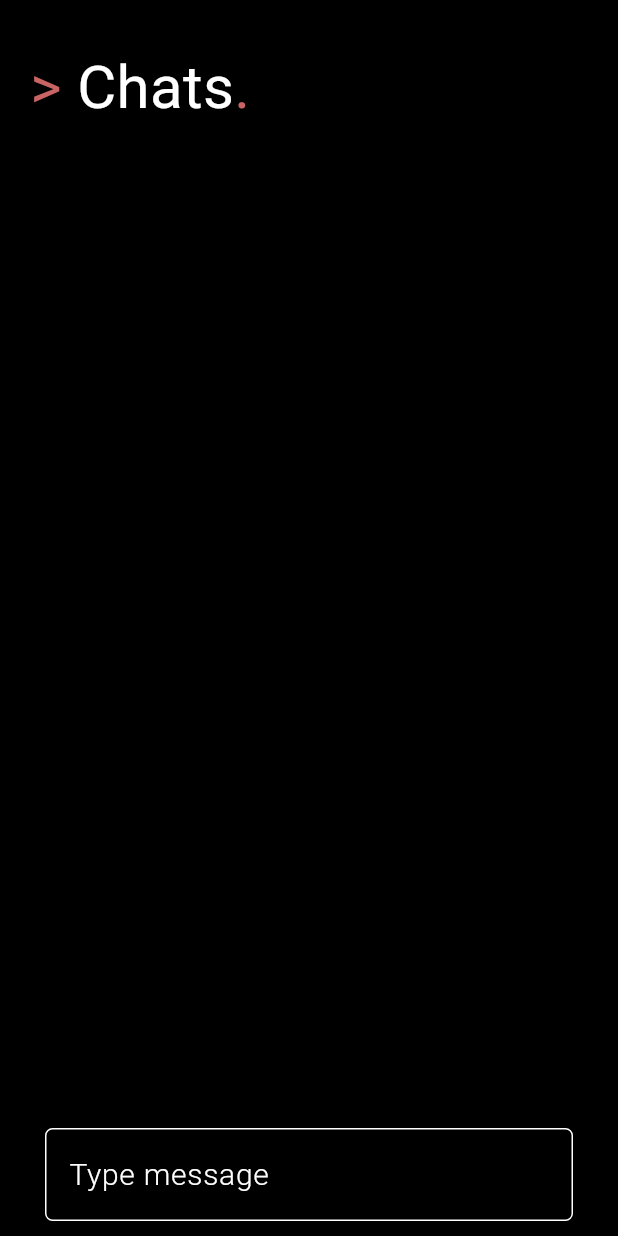
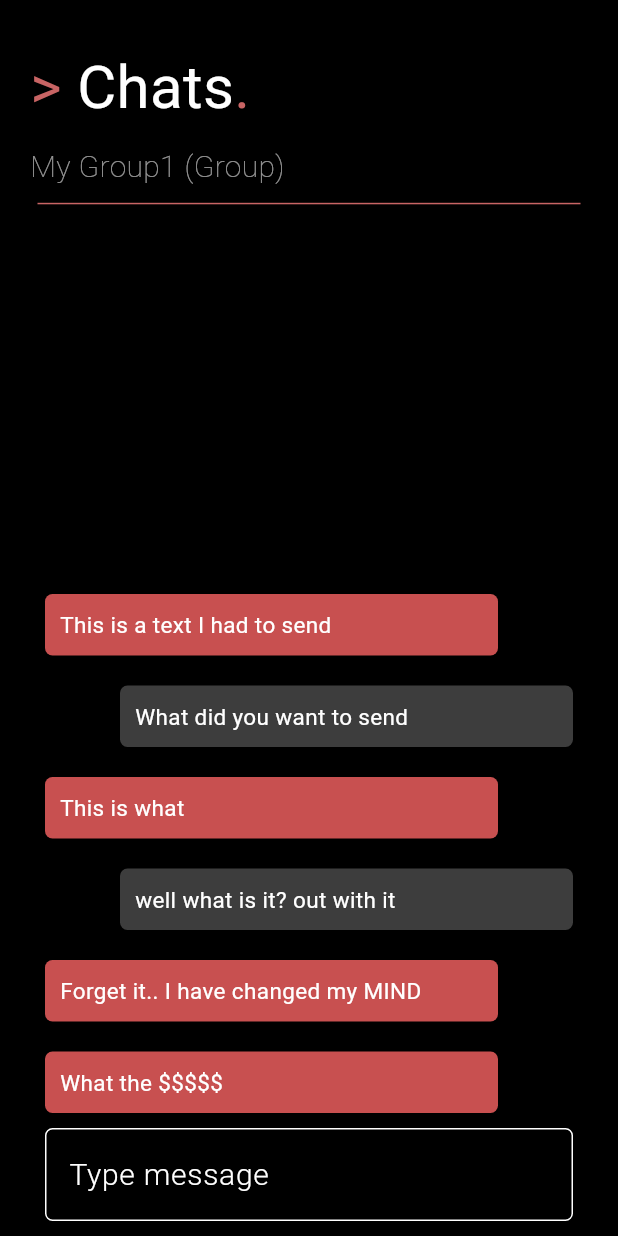
Before and after one commit to silveroburn/smartStudy, a Flutter app: the Chats screen opened directly, on a phone screen of 412 x 824 dp. Run offline on Flutter 3.47's test engine with Material 3 defaults, Android fonts, the light colour scheme and no system bars; our stand-ins replace google_fonts.

Commit message:
changed chats

```diff
--- a/lib/chats.dart
+++ b/lib/chats.dart
@@ -5,6 +5,50 @@ import 'utilities.dart';
 
 class Chats extends StatelessWidget{
   const Chats({super.key});
+
+  Widget chatObject(String side, String text) {
+    double leftSide = 0.0;
+    double rightSide = 0.0;
+    Color c = Colors.white;
+    if (side == 'right'){
+      leftSide = 60;
+      rightSide = 10;
+      c = Colors.white24;
+    }
+    else if (side == 'left'){
+      leftSide = 10;
+      rightSide = 60;
+      c = Color.fromARGB(255, 200, 80, 80);
+    }
+    return Padding(
+      padding: EdgeInsets.only(top: 10, right: rightSide, bottom: 10, left: leftSide),
+      child: Align(
+        alignment: Alignment.centerRight,
+        child: Container(
+          decoration: BoxDecoration(
+            color: c,
+            borderRadius: BorderRadius.circular(5)
+          ),
+          padding: EdgeInsets.all(10),
+          width: double.infinity,
+          child: customText(text, Colors.white, 15, 1),
+        ),
+      ),
+    );
+  }
+
+  Widget chatBound(String chat) {
+    return Container(
+      width: double.infinity,
+      padding: EdgeInsets.symmetric(horizontal: 20, vertical: 10),
+      decoration: BoxDecoration(
+        color: Colors.black,
+        borderRadius: BorderRadius.circular(5),
+      ),
+      alignment: Alignment.centerLeft,
+      child: customText(chat, Colors.white, 20, 1),
+    );
+  }
 
   @override
   Widget build(BuildContext context) {
@@ -15,7 +59,7 @@ class Chats extends StatelessWidget{
       drawer: Drawer(
         backgroundColor: Color.fromARGB(255, 40, 40, 40),
         child: Padding(
-          padding: EdgeInsets.only(left: 40, top: 30, right: 20),
+          padding: EdgeInsets.only(left: 20, top: 30, right: 20),
           child: Column(
             crossAxisAlignment: CrossAxisAlignment.start,
             children: [
@@ -27,15 +71,15 @@ class Chats extends StatelessWidget{
                 ],
               ),
               SizedBox(height: 40,),
-              customText('Ashutosh Singh Naruka year 3', Colors.white, 20, 1),
-              SizedBox(height: 20,),
-              customText('Sameery Tiwari', Colors.white, 20, 1),
-              SizedBox(height: 20,),
-              customText('Sanskar', Colors.white, 20, 1),
-              SizedBox(height: 20,),
-              customText('Parth Bansal', Colors.white, 20, 1),
-              SizedBox(height: 20,),
-              customText('Ankit Yadav', Colors.white, 20, 1),
+              chatBound('Ashutosh Singh Naruka'),
+              SizedBox(height: 10,),
+              chatBound('Sameer Tiwari'),
+              SizedBox(height: 10,),
+              chatBound('Sanskar'),
+              SizedBox(height: 10,),
+              chatBound('Parth Bansal'),
+              SizedBox(height: 10,),
+              chatBound('Ankit Yadav'),
             ],
           ),
         ),
@@ -55,6 +99,7 @@ class Chats extends StatelessWidget{
             }
           },
           child: Column(
+            crossAxisAlignment: CrossAxisAlignment.start,
             children: [
               Row(
                 children: [
@@ -63,7 +108,22 @@ class Chats extends StatelessWidget{
                   customText('. ', Color.fromARGB(255, 200, 100, 100), 40, 1),
                 ],
               ),
+              SizedBox(height: 10,),
+              customText('My Group1 (Group)', Colors.white60, 20, 0),
+              SizedBox(height: 10,),
+              Divider(
+                color: Color.fromARGB(255, 200, 100, 100),
+                height: 0.2,
+                indent: 5,
+                endIndent: 5,
+              ),
               Expanded(child: Container()),
+              chatObject('left', 'This is a text I had to send'),
+              chatObject('right', 'What did you want to send'),
+              chatObject('left', 'This is what'),
+              chatObject('right', 'well what is it? out with it'),
+              chatObject('left', 'Forget it.. I have changed my MIND'),
+              chatObject('left', 'What the \$\$\$\$\$'),
               tFields(context, 'Type message'),
               SizedBox(height: 10,)
             ],
@@ -72,4 +132,5 @@ class Chats extends StatelessWidget{
       ),
     );
   }
+
 }
```
